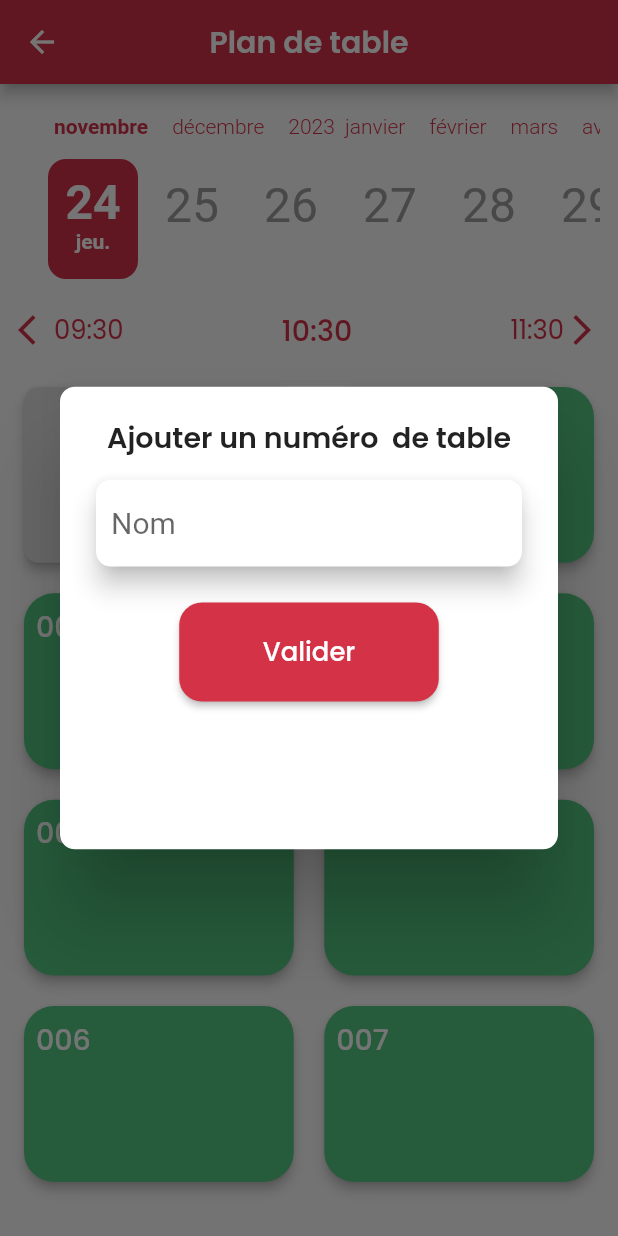
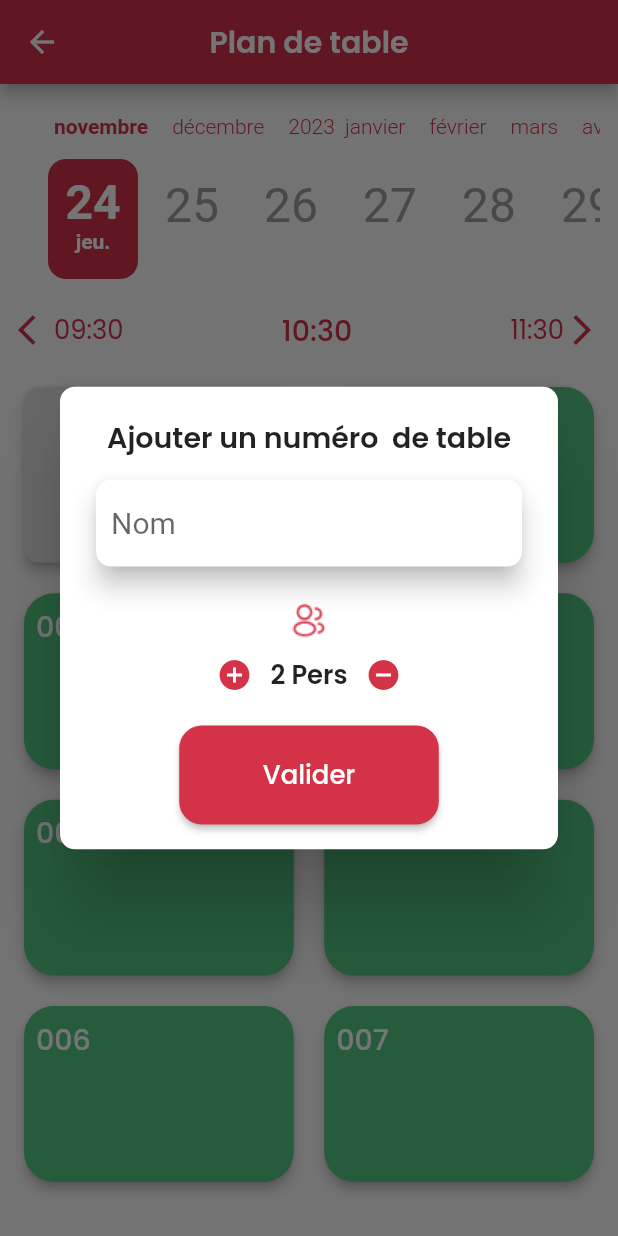
Before and after one commit to razifertani/cocuisinage-app-mobile-pro, a Flutter app: the PlanDeTableScreen screen opened directly, after a tap on the "arrow back ios" icon, after a tap on the "arrow forward ios" icon, after a tap on the "add" icon, on a phone screen of 412 x 824 dp. Run offline on Flutter 3.47's test engine with Material 2 defaults, Android fonts, the phone set to English and light mode, and no system bars; drawn by our look-alikes of argon_buttons_flutter, auto_size_text, calendar_timeline; our stand-ins replace avatar_glow, dartz, firebase_core, firebase_messaging, fl_chart, flutter_spinkit and 8 more; accounts and stored records are empty.

Commit message:
first_commit

```diff
--- a/lib/ui/screens/home/employe_home_screen.dart
+++ b/lib/ui/screens/home/employe_home_screen.dart
@@ -140,10 +140,10 @@ class _EmployeHomeScreenState extends State<EmployeHomeScreen> {
                                 ),
                                 child: ExpansionTile(
                                   trailing: SizedBox(),
-                                  collapsedTextColor: Colors.black,
+                                  // collapsedTextColor: Colors.black,
                                   collapsedIconColor: Colors.black,
                                   iconColor: Colors.black,
-                                  textColor: Colors.black,
+                                  // textColor: Colors.black,
                                   title: Padding(
                                     padding: const EdgeInsets.all(4),
                                     child: FittedBox(
--- a/lib/ui/screens/reservation/plan_de_table/plan_de_table.dart
+++ b/lib/ui/screens/reservation/plan_de_table/plan_de_table.dart
@@ -1,3 +1,4 @@
+import 'package:cocuisinage_app_mobile_pro_mobile_pro/ui/shared/widgets/reservation/ajouter_nmr_de_table_popup.dart';
 import 'package:flutter/material.dart';
 import 'package:intl/date_symbol_data_local.dart';
 import 'package:intl/intl.dart';
@@ -114,13 +115,7 @@ class _PlanDeTableScreenState extends State<PlanDeTableScreen> {
                     onTap: () {
                       showDialog(
                           context: context,
-                          builder: (_) => PopUpWidget(
-                                controller: nmr,
-                                function: (a, b, c) {
-                                  Navigator.pop(context);
-                                },
-                                title: "Ajouter un numéro  de table",
-                              ));
+                          builder: (_) => new AjouterNmrDeTablePopUp());
                     },
                     child: Card(
                       color: const Color(0xFFE1E1E1),
--- a/lib/ui/shared/floating_action_button_home.dart
+++ b/lib/ui/shared/floating_action_button_home.dart
@@ -79,9 +79,13 @@ class _MyFloatingActButtonHomeState extends State<MyFloatingActButtonHome> {
         // );
 
         FloatingActionButton(
-      backgroundColor: Colors.white,
+      backgroundColor:
+          Theme.of(context).scaffoldBackgroundColor == Color(0xFFfafafa)
+              ? Colors.white
+              : Theme.of(context).primaryColor,
       onPressed: () {
         // HAMED
+        print(Theme.of(context).scaffoldBackgroundColor);
         widget.function();
       },
       child: Image.asset(
--- a/lib/ui/shared/widgets/drawer/expansion_tile.dart
+++ b/lib/ui/shared/widgets/drawer/expansion_tile.dart
@@ -18,8 +18,8 @@ class ExpansionTileDrawer extends StatelessWidget {
     return Theme(
       data: Theme.of(context).copyWith(dividerColor: Colors.transparent),
       child: ExpansionTile(
-        iconColor: Colors.black,
-        textColor: Colors.black,
+        // iconColor: Colors.black,
+        // textColor: Colors.black,
         expandedAlignment: Alignment.bottomLeft,
         expandedCrossAxisAlignment: CrossAxisAlignment.start,
         childrenPadding: const EdgeInsets.only(left: 50),
--- /dev/null
+++ b/lib/ui/shared/widgets/reservation/ajouter_nmr_de_table_popup.dart
@@ -0,0 +1,105 @@
+import 'package:argon_buttons_flutter/argon_buttons_flutter.dart';
+import 'package:cocuisinage_app_mobile_pro_mobile_pro/ui/shared/custom_button.dart';
+import 'package:cocuisinage_app_mobile_pro_mobile_pro/ui/shared/widgets/custom_card_text_form.dart';
+import 'package:flutter/material.dart';
+import 'package:responsive_sizer/responsive_sizer.dart';
+
+import '../../../../../Theme/my_text_styles.dart';
+import '../../../../Theme/my_colors.dart';
+
+class AjouterNmrDeTablePopUp extends StatefulWidget {
+  AjouterNmrDeTablePopUp({
+    Key? key,
+  }) : super(key: key);
+
+  @override
+  State<AjouterNmrDeTablePopUp> createState() => _AjouterNmrDeTablePopUpState();
+}
+
+class _AjouterNmrDeTablePopUpState extends State<AjouterNmrDeTablePopUp> {
+  int counter = 2;
+  void incrementPersCounter(int counter) {
+    setState(() {
+      counter += 1;
+    });
+  }
+
+  void decrementPersCounter(int counter) {
+    if (counter >= 1) {
+      counter--;
+    }
+
+    print(counter);
+    setState(() {});
+  }
+
+  @override
+  Widget build(BuildContext context) {
+    print(counter);
+    return StatefulBuilder(builder: (context, set) {
+      return AlertDialog(
+          contentPadding:
+              const EdgeInsets.symmetric(horizontal: 20, vertical: 10),
+          shape: const RoundedRectangleBorder(
+              borderRadius: BorderRadius.all(Radius.circular(10.0))),
+          content: SizedBox(
+            height: 35.h,
+            width: 80.w,
+            child: Column(
+              children: [
+                const SizedBox(
+                  height: 10,
+                ),
+                Center(
+                  child: Text(
+                    "Ajouter un numéro  de table",
+                    textAlign: TextAlign.center,
+                    style: MyTextStyles.headline.copyWith(
+                      fontWeight: FontWeight.w600,
+                    ),
+                  ),
+                ),
+                const SizedBox(
+                  height: 10,
+                ),
+                CustomCardTextForm(
+                  hintText: "Nom",
+                ),
+                const SizedBox(
+                  height: 20,
+                ),
+                Image.asset("assets/icons/equipes.png"),
+                Row(
+                  mainAxisAlignment: MainAxisAlignment.center,
+                  children: [
+                    IconButton(
+                        onPressed: () => incrementPersCounter(counter),
+                        icon: Icon(Icons.add_circle, color: MyColors.red)),
+                    Text(
+                      '${counter} Pers',
+                      style: MyTextStyles.subhead
+                          .copyWith(fontWeight: FontWeight.w600),
+                    ),
+                    IconButton(
+                        onPressed: () {
+                          decrementPersCounter(counter);
+                        },
+                        icon: Icon(
+                          Icons.remove_circle,
+                          color: MyColors.red,
+                        )),
+                  ],
+                ),
+                SizedBox(
+                  height: 10,
+                ),
+                CustomButton(
+                  fun: (a, b, c) {},
+                  txt: "Valider",
+                )
+              ],
+            ),
+          ));
+    });
+  }
+}
--- a/lib/ui/shared/widgets/taches_expansion_tile/patron_tache_expansion_tile.dart
+++ b/lib/ui/shared/widgets/taches_expansion_tile/patron_tache_expansion_tile.dart
@@ -30,10 +30,8 @@ class _PatronTacheExpansionTileState extends State<PatronTacheExpansionTile> {
         ),
         elevation: 3,
         child: ExpansionTile(
-          collapsedTextColor: Colors.black,
           collapsedIconColor: Colors.black,
           iconColor: Colors.black,
-          textColor: Colors.black,
           trailing: SizedBox(),
           title: Padding(
             padding: const EdgeInsets.all(4),
--- a/pubspec.yaml
+++ b/pubspec.yaml
@@ -33,6 +33,7 @@ dependencies:
   shared_preferences: ^2.0.15
   syncfusion_flutter_gauges: ^20.3.57
   top_snackbar_flutter: ^2.1.1
+  firebase_core_platform_interface: 4.5.1
 
 dev_dependencies:
   flutter_launcher_icons: "^0.10.0"
```
Also changed, not shown: lib/ui/screens/drawer/drawer.dart (+43 -1 lines), lib/ui/screens/mes_commandes/mes_commandes_screen.dart (+13 -12 lines), lib/ui/screens/mes_statistiques/statistique_main_screen.dart (+11 -10 lines), lib/ui/screens/mon_equipe/mon_equipe_screen.dart (+13 -9 lines), lib/ui/screens/notifications/notifications.dart (+7 -6 lines), lib/ui/screens/porte_monnaie.dart/porte_monnaie_screen.dart (+11 -10 lines), lib/ui/screens/preparation_de_commande/prep_commande.dart (+19 -5 lines), lib/ui/screens/reservation/reservation_home_screen.dart (+17 -1 lines), lib/ui/screens/reservation/reservation_screens/ajouter_reservation.dart (+1 -9 lines), lib/ui/screens/signaler_un_bug/signaler_un_bug.dart (added, +119 -0 lines), lib/ui/screens/tutoriel/tutoriel_pop_up.dart (added, +187 -0 lines), lib/ui/shared/custom_card.dart (+12 -3 lines), assets/drawer_icons/bugs.png (added).
